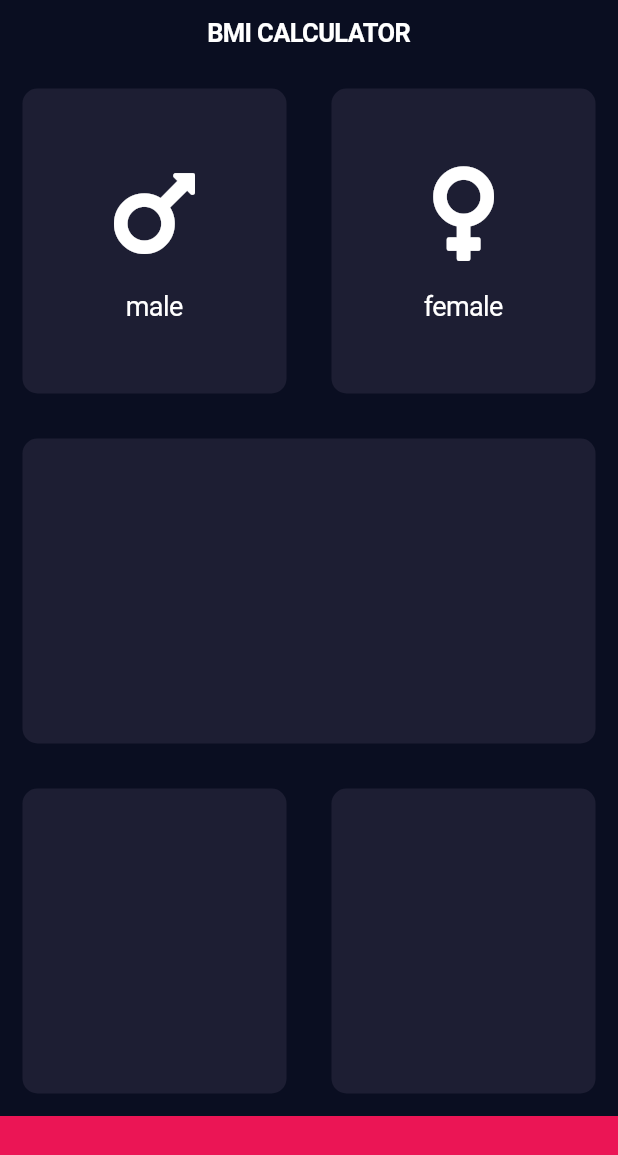
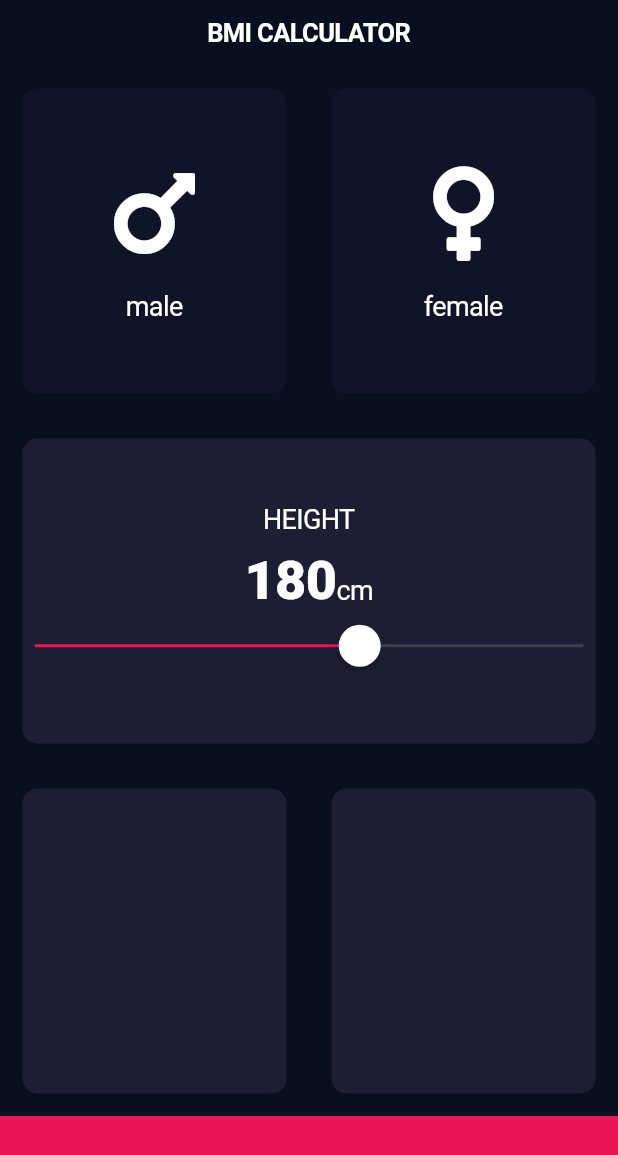
Before and after one commit to katratzi/flutter-udemy, a Flutter app: the screen it shows after launch, on a phone screen of 412 x 824 dp. Shown: the top 1155 px of the screen. Run offline on Flutter 3.47's test engine with Material 2 defaults, Android fonts, the phone set to English and light mode, and no system bars; our stand-ins replace font_awesome_flutter, google_fonts.

Commit message:
slider done

```diff
--- /dev/null
+++ b/flutter_bmi/lib/constants.dart
@@ -0,0 +1,12 @@
+import 'dart:ui';
+
+const kBottomContainerHeight = 80.0;
+const kActiveCardColor = Color(0xFF1d1e33);
+const kInactiveCardColor = Color(0xFF111328);
+const kBottomContainerColor = Color(0xFFEB1555);
+const kSliderColor = Color(0xFFEB1555);
+
+final numberStyle = TextStyle(
+  fontSize: 50.0,
+  fontWeight: FontWeight.w900,
+);
--- a/flutter_bmi/lib/icon_content.dart
+++ b/flutter_bmi/lib/icon_content.dart
@@ -2,12 +2,15 @@ import 'package:flutter/cupertino.dart';
 import 'package:flutter/material.dart';
 import 'package:font_awesome_flutter/font_awesome_flutter.dart';
 
-const kTextStyle = TextStyle(fontSize: 18);
+import 'constants.dart';
 
 class IconContent extends StatelessWidget {
   final String text;
   final IconData faIcon;
-  const IconContent({this.faIcon, this.text});
+
+  IconContent({this.faIcon, this.text});
+
+  final TextStyle kLabelTextStyle = TextStyle(fontSize: 18);
 
   @override
   Widget build(BuildContext context) {
@@ -24,7 +27,7 @@ class IconContent extends StatelessWidget {
         ),
         Text(
           text,
-          style: kTextStyle,
+          style: kLabelTextStyle,
         )
       ],
     );
--- a/flutter_bmi/lib/input_page.dart
+++ b/flutter_bmi/lib/input_page.dart
@@ -1,13 +1,15 @@
+import 'dart:developer';
+
 import 'package:flutter/cupertino.dart';
 import 'package:flutter/material.dart';
+// import 'package:flutter/material.dart';
 import 'package:flutter_bmi/reusable_card.dart';
 import 'package:font_awesome_flutter/font_awesome_flutter.dart';
 
+import 'constants.dart';
 import 'icon_content.dart';
 
-const bottomContainerHeight = 80.0;
-const activeCardColor = Color(0xFF1d1e33);
-const bottomContainerColor = Color(0xFFEB1555);
+enum Gender { male, female }
 
 class InputPage extends StatefulWidget {
   @override
@@ -15,6 +17,15 @@ class InputPage extends StatefulWidget {
 }
 
 class _InputPageState extends State<InputPage> {
+  final TextStyle kLabelTextStyle = TextStyle(fontSize: 18);
+  final TextStyle kNumberStyle = TextStyle(
+    fontSize: 36.0,
+    fontWeight: FontWeight.w900,
+  );
+
+  Gender gender;
+  int height = 180;
+
   @override
   Widget build(BuildContext context) {
     return CupertinoPageScaffold(
@@ -30,7 +41,15 @@ class _InputPageState extends State<InputPage> {
               children: [
                 Expanded(
                   child: ReusableCard(
-                    color: activeCardColor,
+                    onPressed: () {
+                      log('male tapped');
+                      setState(() {
+                        gender = Gender.male;
+                      });
+                    },
+                    color: gender == Gender.male
+                        ? kActiveCardColor
+                        : kInactiveCardColor,
                     cardChild: IconContent(
                       faIcon: FontAwesomeIcons.mars,
                       text: 'male',
@@ -39,7 +58,15 @@ class _InputPageState extends State<InputPage> {
                 ),
                 Expanded(
                   child: ReusableCard(
-                    color: activeCardColor,
+                    onPressed: () {
+                      log('female tapped');
+                      setState(() {
+                        gender = Gender.female;
+                      });
+                    },
+                    color: gender == Gender.female
+                        ? kActiveCardColor
+                        : kInactiveCardColor,
                     cardChild: IconContent(
                       faIcon: FontAwesomeIcons.venus,
                       text: 'female',
@@ -50,23 +77,71 @@ class _InputPageState extends State<InputPage> {
             ),
           ),
           Expanded(
-            child: ReusableCard(color: activeCardColor),
+            child: ReusableCard(
+              color: kActiveCardColor,
+              cardChild: Column(
+                mainAxisAlignment: MainAxisAlignment.center,
+                crossAxisAlignment: CrossAxisAlignment.stretch,
+                children: [
+                  Center(
+                    child: Text(
+                      'HEIGHT',
+                      style: kLabelTextStyle,
+                    ),
+                  ),
+                  SizedBox(
+                    height: 10,
+                  ),
+                  Row(
+                    mainAxisAlignment: MainAxisAlignment.center,
+                    crossAxisAlignment: CrossAxisAlignment.baseline,
+                    textBaseline: TextBaseline.alphabetic,
+                    children: [
+                      Text(
+                        height.toString(),
+                        style: kNumberStyle,
+                      ),
+                      Text(
+                        'cm',
+                        style: kLabelTextStyle,
+                      ),
+                    ],
+                  ),
+                  CupertinoSlider(
+                    onChanged: (value) {
+                      setState(() {
+                        height = value.toInt();
+                      });
+                    },
+                    activeColor: Color(0xffeb1555),
+                    thumbColor: CupertinoColors.white,
+                    min: 120,
+                    max: 220,
+                    value: height.toDouble(),
+                  ),
+                ],
+              ),
+            ),
           ),
           Expanded(
             child: Row(
               children: [
                 Expanded(
-                  child: ReusableCard(color: activeCardColor),
+                  child: ReusableCard(
+                    color: kActiveCardColor,
+                  ),
                 ),
                 Expanded(
-                  child: ReusableCard(color: activeCardColor),
+                  child: ReusableCard(
+                    color: kActiveCardColor,
+                  ),
                 ),
               ],
             ),
           ),
           Container(
-            height: bottomContainerHeight,
-            color: bottomContainerColor,
+            height: kBottomContainerHeight,
+            color: kBottomContainerColor,
           )
         ],
       ),
--- a/flutter_bmi/lib/reusable_card.dart
+++ b/flutter_bmi/lib/reusable_card.dart
@@ -1,19 +1,23 @@
 import 'package:flutter/cupertino.dart';
 
 class ReusableCard extends StatelessWidget {
-  ReusableCard({@required this.color, this.cardChild});
+  ReusableCard({@required this.color, this.cardChild, this.onPressed});
 
   final Color color;
   final Widget cardChild;
+  final Function onPressed;
 
   @override
   Widget build(BuildContext context) {
-    return Container(
-      margin: EdgeInsets.all(15),
-      child: cardChild,
-      decoration: BoxDecoration(
-        color: color,
-        borderRadius: BorderRadius.circular(10),
+    return GestureDetector(
+      onTap: onPressed,
+      child: Container(
+        margin: EdgeInsets.all(15),
+        child: cardChild,
+        decoration: BoxDecoration(
+          color: color,
+          borderRadius: BorderRadius.circular(10),
+        ),
       ),
     );
   }
```
